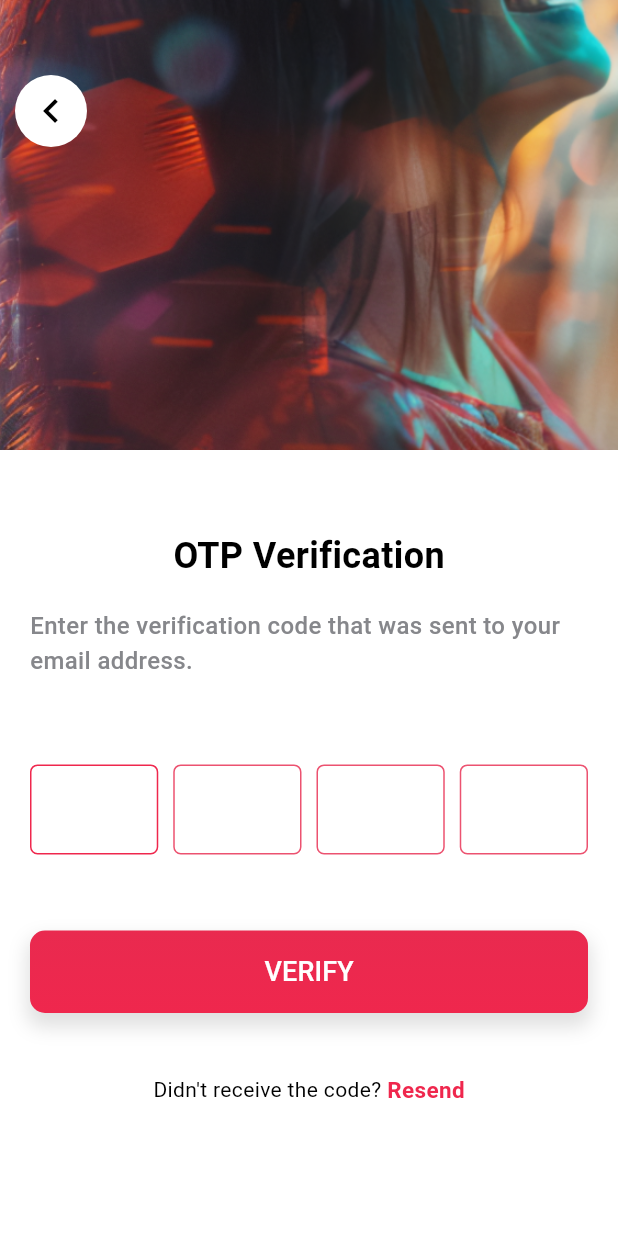
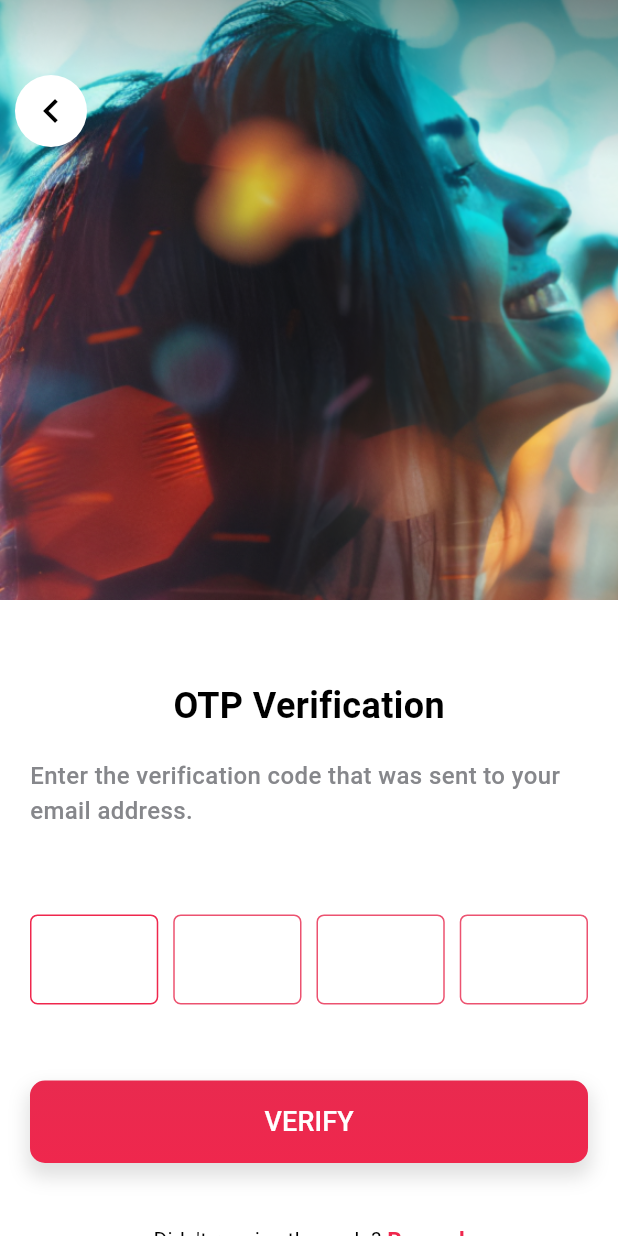
Before and after one commit to Salman-Saleem001/connect_app, a Flutter app: the OTPScreen screen opened directly, on a phone screen of 412 x 824 dp. Run offline on Flutter 3.47's test engine with Material 3 defaults, Android fonts, the phone set to English and light mode, and no system bars; drawn by our look-alikes of overlay_support; our stand-ins replace blur, cached_network_image, camera, cloud_firestore, firebase_core, firebase_messaging and 18 more; missing offline and left inert: ffmpeg_kit_flutter, flutter_google_places_sdk, google_maps_flutter_platform_interface, tapioca_v2, video_thumbnail; accounts and stored records are empty; network calls fail; Roboto replaces fonts that are missing (assets/fonts/SF-Pro-Display-Bold.otf); key blocks and very long unbroken strings in the code were emptied for the run.

Commit message:
Completed the remaining fixes

```diff
--- a/lib/screens/auth_screens/forget_password.dart
+++ b/lib/screens/auth_screens/forget_password.dart
@@ -50,7 +50,7 @@ class ForgetPassword extends StatelessWidget {
                       height: ht(8),
                     ),
                     Text(
-                      'Glad to see you again!',
+                      'Recover Password.',
                       style: normalText(size: 16),
                     ),
                     SizedBox(
--- a/lib/screens/auth_screens/login.dart
+++ b/lib/screens/auth_screens/login.dart
@@ -44,14 +44,14 @@ class _LoginScreenState extends State<LoginScreen> {
                 crossAxisAlignment: CrossAxisAlignment.start,
                 children: [
                   Text(
-                    'Welcome Back',
+                    'Welcome Back!',
                     style: headingText(size: 26),
                   ),
                   // SizedBox(
                   //   height: ht(8),
                   // ),
                   Text(
-                    'Glad to see you again',
+                    'Glad to see you again.',
                     style: normalText(size: 26),
                   ),
                   SizedBox(
--- a/lib/screens/auth_screens/otp_verification.dart
+++ b/lib/screens/auth_screens/otp_verification.dart
@@ -15,7 +15,7 @@ import 'create_new_password.dart';
 
 class OTPScreen extends StatefulWidget {
   final String otp;
-  const OTPScreen({required this.otp});
+  const OTPScreen({super.key, required this.otp});
 
   @override
   _OTPScreenState createState() => _OTPScreenState();
@@ -28,7 +28,6 @@ class _OTPScreenState extends State<OTPScreen> {
   Widget build(BuildContext context) {
     SizeConfig().init(context);
     return Scaffold(
-      // appBar: customAppBar(),
       body: SingleChildScrollView(
         child: Column(
           crossAxisAlignment: CrossAxisAlignment.start,
@@ -36,12 +35,11 @@ class _OTPScreenState extends State<OTPScreen> {
             Container(
                 padding: EdgeInsets.only(top: 40, left: 10),
                 width: double.infinity,
-                height: 300,
+                height: 400,
                 decoration: const BoxDecoration(
                   image: DecorationImage(
-                    image: AssetImage('assets/images/bg_image.png'),
-                    fit: BoxFit
-                        .cover, // You can adjust the fit as per your requirement
+                    image: AssetImage('assets/images/bg_image_copy.png'),
+                    fit: BoxFit.cover,
                   ),
                 ),
                 child: Column(
--- a/lib/screens/other_screens/add_post_screens/camera_screens.dart
+++ b/lib/screens/other_screens/add_post_screens/camera_screens.dart
@@ -1,7 +1,6 @@
 import 'dart:async';
 import 'dart:developer';
 import 'dart:io';
-
 import 'package:camera/camera.dart';
 import 'package:connect_app/globals/enum.dart';
 import 'package:connect_app/globals/global.dart';
--- a/lib/screens/other_screens/home_page.dart
+++ b/lib/screens/other_screens/home_page.dart
@@ -262,13 +262,14 @@ class HomePageFeed extends StatelessWidget {
                                               )),
                                         ),
                                         Text(
-                                          "Chats",
+                                          "Connect",
                                           style: normalText()
                                               .copyWith(color: Colors.white),
                                         ),
                                         const SizedBox(
                                           height: 20,
                                         ),
+
                                         InkWell(
                                             onTap: () async {
                                               final result =
--- a/lib/screens/profile/profile_screen.dart
+++ b/lib/screens/profile/profile_screen.dart
@@ -28,7 +28,7 @@ class ProfileScreen extends StatelessWidget {
   Widget build(BuildContext context) {
     return Scaffold(
       appBar: customAppBar(
-          backButton: true,
+          backButton: false,
           title: Get.find<UserDetail>().userData.user?.username ?? '',
           actions: [
             GestureDetector(
--- a/lib/widgets/text_fields.dart
+++ b/lib/widgets/text_fields.dart
@@ -131,7 +131,7 @@ Widget customTextFieldOptionalPreffix(TextEditingController? controller,
       ),
       minLines: lines ?? 1,
       // Sets minimum number of lines
-      maxLines: lines ?? 1, // Sets maximum number of lines
+      maxLines: lines, // Sets maximum number of lines
     ),
   );
 }
--- a/pubspec.yaml
+++ b/pubspec.yaml
@@ -59,7 +59,7 @@ dependencies:
   ffmpeg_kit_flutter: ^6.0.3
   video_thumbnail: ^0.5.3
   flutter_local_notifications: ^18.0.1
-  tapioca: ^1.0.6+1
+#  tapioca: ^1.0.6+1
   flutter_google_places_sdk: ^0.3.10
   location: ^6.0.2
   provider: ^6.1.2
@@ -71,6 +71,7 @@ dependencies:
   blur: ^4.0.0
   flutter_rating_bar: ^4.0.1
   collection:
+  tapioca_v2: ^1.0.0+2
 
 
 dev_dependencies:
```
Also changed, not shown: lib/screens/main_screens/chat_view/chatScreen.dart (+68 -25 lines), lib/screens/other_screens/add_post_screens/video_edit_screen.dart (+16 -14 lines), lib/screens/splash/splash_video.dart (+5 -6 lines), assets/images/bg_image_copy.png (added), 3 other files.
